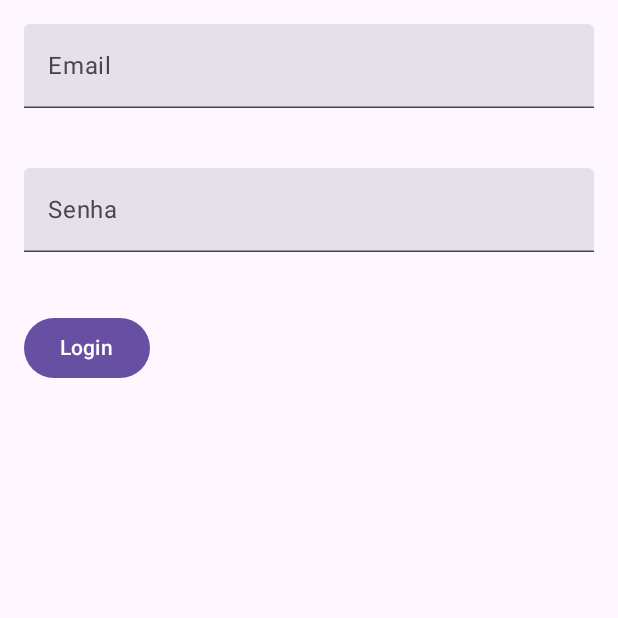
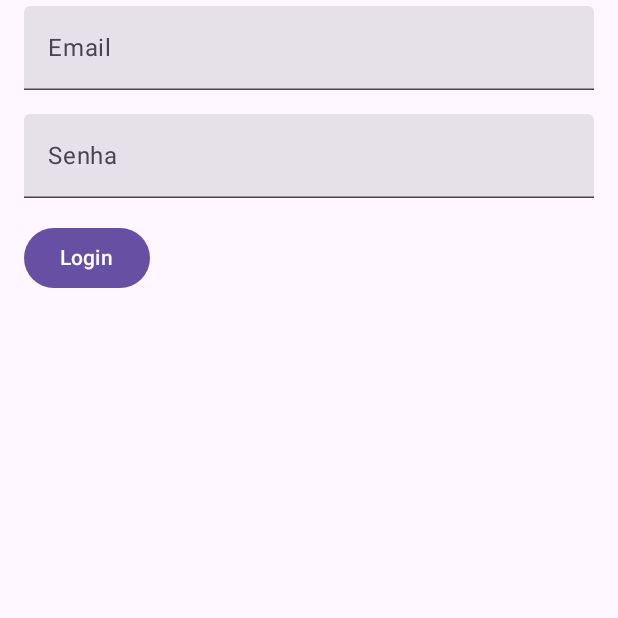
Before and after one commit to leonanmar886/arara, an Android app built with Jetpack Compose: the composable InputForm shown on its own in the app's theme, on a phone screen of 412 x 824 dp, the top half of it. Run offline under Robolectric (Android 15) with nearby library versions, the phone set to English and light mode, and no system bars; our stand-ins replace Firebase (no records; nobody signed in at launch, a user with empty details on screens opened directly); 2 statements that could not run were skipped.

Commit message:
the login screen visual have been implemented

```diff
--- a/app/src/main/java/com/example/arara/ui/components/StyledInputField.kt
+++ b/app/src/main/java/com/example/arara/ui/components/StyledInputField.kt
@@ -22,7 +22,7 @@ fun InputField(
   errorMessage: String,
   modifier: Modifier
 ) {
-  Column (verticalArrangement = Arrangement.spacedBy(8.dp)) {
+  Column {
     TextField(
       value = value,
       onValueChange = onValueChange,
@@ -37,7 +37,8 @@ fun InputField(
       Text(
         text = errorMessage,
         color = Color.Red,
-        style = MaterialTheme.typography.labelSmall
+        style = MaterialTheme.typography.labelSmall,
+        modifier = modifier
       )
     }
   }
--- a/app/src/main/java/com/example/arara/ui/screens/login/LoginScreen.kt
+++ b/app/src/main/java/com/example/arara/ui/screens/login/LoginScreen.kt
@@ -1,5 +1,6 @@
 package com.example.arara.ui.screens.login
 
+import android.util.Log
 import androidx.compose.foundation.background
 import androidx.compose.foundation.layout.Arrangement
 import androidx.compose.foundation.layout.Box
@@ -11,6 +12,7 @@ import androidx.compose.foundation.text.KeyboardOptions
 import androidx.compose.material3.Button
 import androidx.compose.material3.Text
 import androidx.compose.runtime.Composable
+import androidx.compose.runtime.LaunchedEffect
 import androidx.compose.ui.Alignment
 import androidx.compose.ui.Modifier
 import androidx.compose.ui.text.input.KeyboardType
@@ -60,7 +62,7 @@ fun LoginContent(
     modifier = modifier
       .fillMaxSize()
       .background(color = md_theme_light_background),
-    contentAlignment = Alignment.Center
+    contentAlignment = Alignment.Center,
   ) {
     Box(modifier = Modifier) {
       Column(
@@ -88,7 +90,9 @@ fun InputForm(
       onValueChange = { onLoginInfoChange(loginDetails.copy(email = it)) },
       label = "Email",
       errorMessage = loginDetails.errorMessages.email,
-      modifier = Modifier.fillMaxWidth().padding(16.dp)
+      modifier = Modifier
+        .fillMaxWidth()
+        .padding(16.dp, 4.dp, 16.dp, 4.dp)
     )
 
     InputField(
@@ -98,13 +102,14 @@ fun InputForm(
       visualTransformation = PasswordVisualTransformation(),
       label = "Senha",
       errorMessage = loginDetails.errorMessages.password,
-      modifier = Modifier.fillMaxWidth().padding(16.dp)
+      modifier = Modifier
+        .fillMaxWidth()
+        .padding(16.dp, 4.dp, 16.dp, 4.dp)
     )
-
 
     Button(
       onClick = onLoginSubmit,
-      modifier = Modifier.padding(16.dp)
+      modifier = Modifier.padding(16.dp, 4.dp, 16.dp, 4.dp)
     ) {
       Text(text = "Login")
     }
```
Also changed, not shown: app/src/main/java/com/example/arara/ui/screens/login/LoginViewModel.kt (+19 -20 lines).
